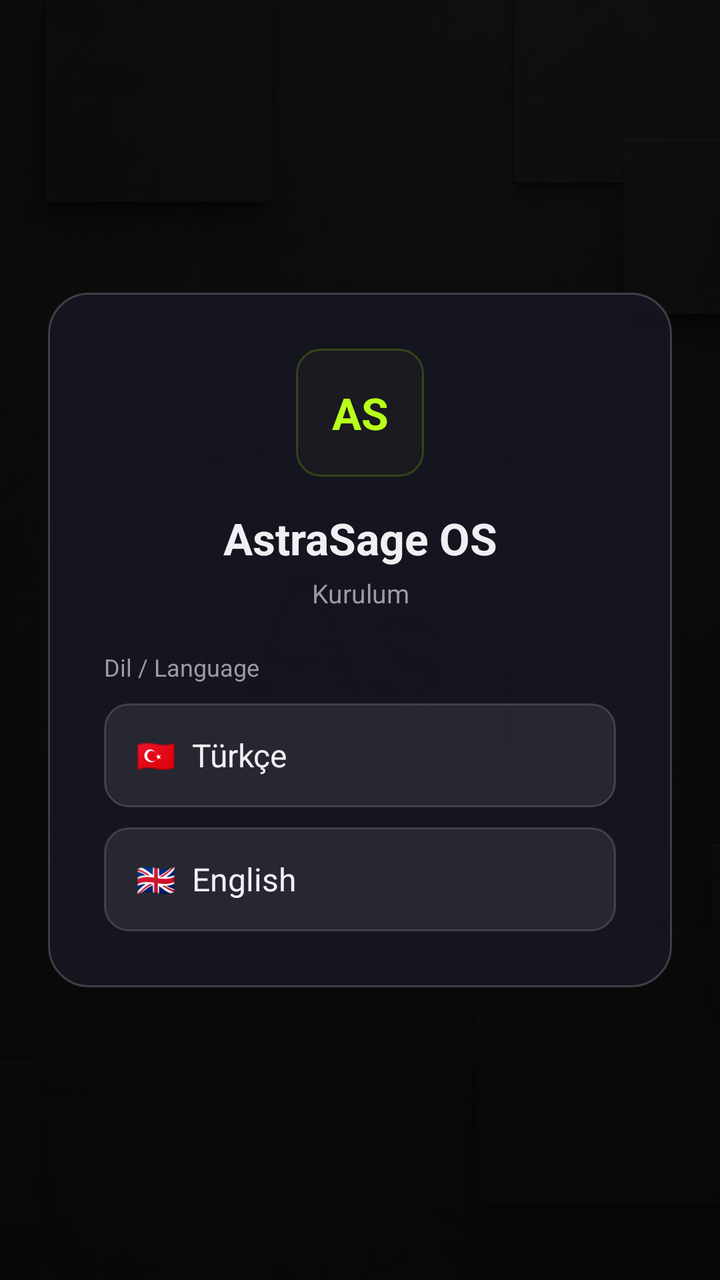
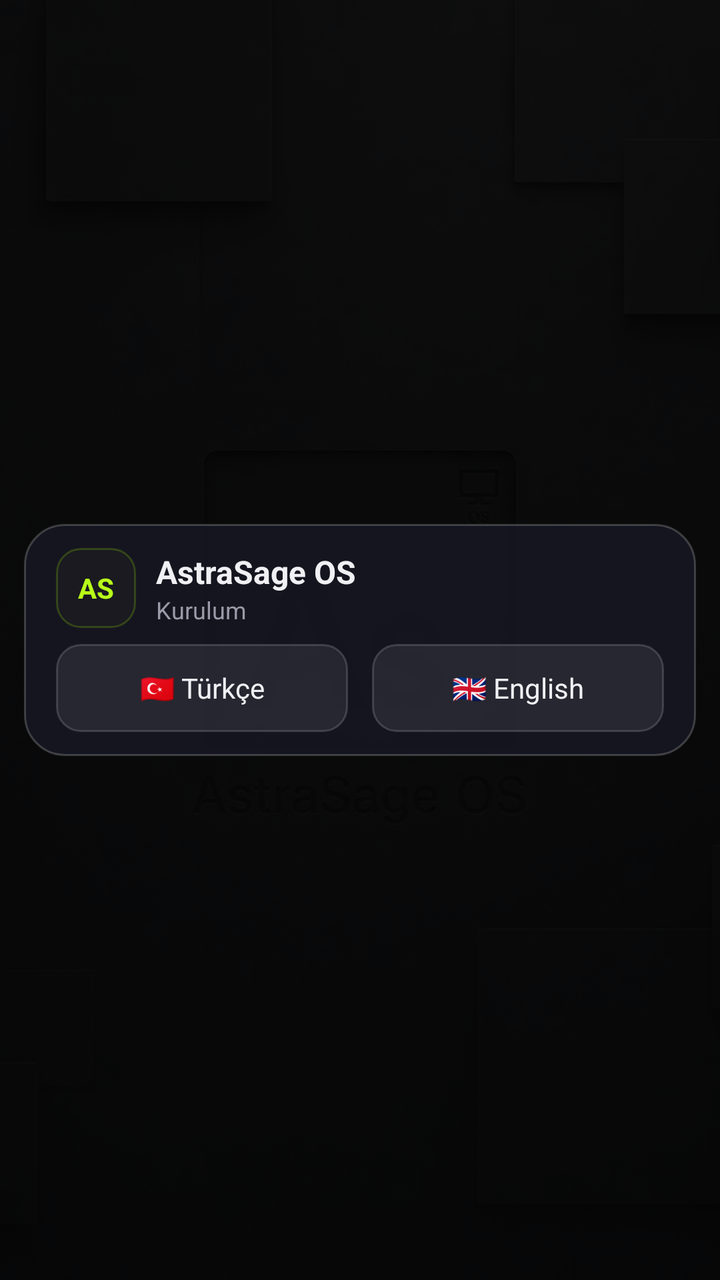

Two renders of the same Android screen: before a commit and after it. Below are the layout's source before the change and the commit's diff.
<!-- AndroidManifest.xml: activity theme Theme.AstraSageOS -->
<!-- res/layout/activity_setup.xml -->
<?xml version="1.0" encoding="utf-8"?>
<FrameLayout xmlns:android="http://schemas.android.com/apk/res/android"
    android:layout_width="match_parent"
    android:layout_height="match_parent"
    android:background="@color/bg_deep">

    <ImageView
        android:layout_width="match_parent"
        android:layout_height="match_parent"
        android:src="@drawable/wallpaper"
        android:scaleType="centerCrop"
        android:alpha="0.45"
        android:contentDescription="@null" />

    <View
        android:layout_width="match_parent"
        android:layout_height="match_parent"
        android:background="#99000000" />

    <LinearLayout
        android:layout_width="match_parent"
        android:layout_height="wrap_content"
        android:layout_gravity="center"
        android:layout_margin="24dp"
        android:orientation="vertical"
        android:background="@drawable/bg_setup_card"
        android:padding="28dp"
        android:elevation="12dp">

        <TextView
            android:layout_width="64dp"
            android:layout_height="64dp"
            android:layout_gravity="center_horizontal"
            android:gravity="center"
            android:background="@drawable/bg_start_btn"
            android:text="AS"
            android:textColor="@color/accent"
            android:textStyle="bold"
            android:textSize="22sp" />

        <TextView
            android:id="@+id/setupTitle"
            android:layout_width="match_parent"
            android:layout_height="wrap_content"
            android:layout_marginTop="16dp"
            android:gravity="center"
            android:text="AstraSage OS"
            android:textColor="@color/text"
            android:textSize="22sp"
            android:textStyle="bold" />

        <TextView
            android:id="@+id/setupSub"
            android:layout_width="match_parent"
            android:layout_height="wrap_content"
            android:layout_marginTop="4dp"
            android:layout_marginBottom="20dp"
            android:gravity="center"
            android:text="Kurulum"
            android:textColor="@color/text_dim"
            android:textSize="13sp" />

        
        <LinearLayout
            android:id="@+id/stepLang"
            android:layout_width="match_parent"
            android:layout_height="wrap_content"
            android:orientation="vertical">

            <TextView
                android:layout_width="match_parent"
                android:layout_height="wrap_content"
                android:text="Dil / Language"
                android:textColor="@color/text_dim"
                android:textSize="12sp"
                android:layout_marginBottom="10dp" />

            <TextView
                android:id="@+id/btnTr"
                android:layout_width="match_parent"
                android:layout_height="52dp"
                android:gravity="center_vertical"
                android:paddingStart="16dp"
                android:layout_marginBottom="10dp"
                android:background="@drawable/bg_choice"
                android:text="🇹🇷  Türkçe"
                android:textColor="@color/text"
                android:textSize="16sp" />

            <TextView
                android:id="@+id/btnEn"
                android:layout_width="match_parent"
                android:layout_height="52dp"
                android:gravity="center_vertical"
                android:paddingStart="16dp"
                android:background="@drawable/bg_choice"
                android:text="🇬🇧  English"
                android:textColor="@color/text"
                android:textSize="16sp" />
        </LinearLayout>

        
        <LinearLayout
            android:id="@+id/stepAccount"
            android:layout_width="match_parent"
            android:layout_height="wrap_content"
            android:orientation="vertical"
            android:visibility="gone">

            <TextView
                android:layout_width="match_parent"
                android:layout_height="wrap_content"
                android:text="Kullanıcı adı"
                android:textColor="@color/text_dim"
                android:textSize="12sp" />

            <EditText
                android:id="@+id/inputUser"
                android:layout_width="match_parent"
                android:layout_height="48dp"
                android:layout_marginTop="6dp"
                android:layout_marginBottom="12dp"
                android:background="@drawable/bg_search"
                android:paddingStart="14dp"
                android:paddingEnd="14dp"
                android:textColor="@color/text"
                android:textColorHint="@color/text_dim"
                android:hint="ör. ahmet"
                android:inputType="text"
                android:maxLines="1"
                android:textSize="14sp" />

            <TextView
                android:layout_width="match_parent"
                android:layout_height="wrap_content"
                android:text="Şifre"
                android:textColor="@color/text_dim"
                android:textSize="12sp" />

            <EditText
                android:id="@+id/inputPass"
                android:layout_width="match_parent"
                android:layout_height="48dp"
                android:layout_marginTop="6dp"
                android:layout_marginBottom="8dp"
                android:background="@drawable/bg_search"
                android:paddingStart="14dp"
                android:paddingEnd="14dp"
                android:textColor="@color/text"
                android:textColorHint="@color/text_dim"
                android:hint="en az 3 karakter"
                android:inputType="textPassword"
                android:maxLines="1"
                android:textSize="14sp" />

            <TextView
                android:id="@+id/setupErr"
                android:layout_width="match_parent"
                android:layout_height="wrap_content"
                android:textColor="@color/danger"
                android:textSize="12sp"
                android:gravity="center"
                android:minHeight="18dp" />

            <TextView
                android:id="@+id/btnFinish"
                android:layout_width="match_parent"
                android:layout_height="48dp"
                android:layout_marginTop="10dp"
                android:gravity="center"
                android:background="@drawable/bg_primary_btn"
                android:text="Giriş Yap"
                android:textColor="@color/bg_deep"
                android:textStyle="bold"
                android:textSize="15sp" />

            <TextView
                android:id="@+id/btnReset"
                android:layout_width="match_parent"
                android:layout_height="40dp"
                android:layout_marginTop="8dp"
                android:gravity="center"
                android:text="Hesabı sıfırla"
                android:textColor="@color/text_dim"
                android:textSize="13sp" />
        </LinearLayout>
    </LinearLayout>
</FrameLayout>
<!-- resources referenced by this layout -->
<resources>
  <color name="accent">#B8FF1A</color>
  <color name="bg_deep">#050507</color>
  <color name="danger">#FF4D6A</color>
  <color name="text">#F0F0F4</color>
  <color name="text_dim">#9A9AA8</color>
  <!-- drawable bg_choice (drawable) -->
  <?xml version="1.0" encoding="utf-8"?>
  <shape xmlns:android="http://schemas.android.com/apk/res/android"
      android:shape="rectangle">
      <solid android:color="#14FFFFFF" />
      <corners android:radius="12dp" />
      <stroke android:width="1dp" android:color="#28FFFFFF" />
  </shape>
  <!-- drawable bg_primary_btn (drawable) -->
  <?xml version="1.0" encoding="utf-8"?>
  <shape xmlns:android="http://schemas.android.com/apk/res/android"
      android:shape="rectangle">
      <gradient
          android:angle="135"
          android:startColor="#C8FF40"
          android:endColor="#7ACC00" />
      <corners android:radius="12dp" />
  </shape>
  <!-- drawable bg_search (drawable) -->
  <?xml version="1.0" encoding="utf-8"?>
  <shape xmlns:android="http://schemas.android.com/apk/res/android"
      android:shape="rectangle">
      <solid android:color="#CC12121A" />
      <corners android:radius="14dp" />
      <stroke android:width="1dp" android:color="#28FFFFFF" />
  </shape>
  <!-- drawable bg_setup_card (drawable) -->
  <?xml version="1.0" encoding="utf-8"?>
  <shape xmlns:android="http://schemas.android.com/apk/res/android"
      android:shape="rectangle">
      <solid android:color="#F0161620" />
      <corners android:radius="20dp" />
      <stroke android:width="1dp" android:color="#33FFFFFF" />
  </shape>
  <!-- drawable bg_start_btn (drawable) -->
  <?xml version="1.0" encoding="utf-8"?>
  <shape xmlns:android="http://schemas.android.com/apk/res/android"
      android:shape="rectangle">
      <solid android:color="#1A1A20" />
      <corners android:radius="12dp" />
      <stroke android:width="1dp" android:color="#33A8FF00" />
  </shape>
  <!-- drawable wallpaper: png bitmap (drawable, 35349 bytes) -->
  <style name="Theme.AstraSageOS" parent="Theme.MaterialComponents.DayNight.NoActionBar">
          <item name="colorPrimary">@color/accent</item>
          <item name="colorPrimaryVariant">@color/accent_dim</item>
          <item name="colorOnPrimary">@color/bg_deep</item>
          <item name="android:statusBarColor">@color/bg_deep</item>
          <item name="android:navigationBarColor">@color/bg_deep</item>
          <item name="android:windowBackground">@color/bg_deep</item>
          <item name="android:windowLightStatusBar">false</item>
      </style>
  <color name="accent_dim">#7ACC00</color>
</resources>

<!-- the commit's change to res/layout/activity_setup.xml (unified diff, before → after) -->
@@ -9,7 +9,7 @@
         android:layout_height="match_parent"
         android:src="@drawable/wallpaper"
         android:scaleType="centerCrop"
-        android:alpha="0.45"
+        android:alpha="0.4"
         android:contentDescription="@null" />
 
     <View
@@ -17,172 +17,194 @@
         android:layout_height="match_parent"
         android:background="#99000000" />
 
-    <LinearLayout
+    
+    <ScrollView
         android:layout_width="match_parent"
-        android:layout_height="wrap_content"
-        android:layout_gravity="center"
-        android:layout_margin="24dp"
-        android:orientation="vertical"
-        android:background="@drawable/bg_setup_card"
-        android:padding="28dp"
-        android:elevation="12dp">
-
-        <TextView
-            android:layout_width="64dp"
-            android:layout_height="64dp"
-            android:layout_gravity="center_horizontal"
-            android:gravity="center"
-            android:background="@drawable/bg_start_btn"
-            android:text="AS"
-            android:textColor="@color/accent"
-            android:textStyle="bold"
-            android:textSize="22sp" />
-
-        <TextView
-            android:id="@+id/setupTitle"
+        android:layout_height="match_parent"
+        android:fillViewport="true"
+        android:padding="12dp">
+
+        <LinearLayout
             android:layout_width="match_parent"
             android:layout_height="wrap_content"
-            android:layout_marginTop="16dp"
-            android:gravity="center"
-            android:text="AstraSage OS"
-            android:textColor="@color/text"
-            android:textSize="22sp"
-            android:textStyle="bold" />
-
-        <TextView
-            android:id="@+id/setupSub"
-            android:layout_width="match_parent"
-            android:layout_height="wrap_content"
-            android:layout_marginTop="4dp"
-            android:layout_marginBottom="20dp"
-            android:gravity="center"
-            android:text="Kurulum"
-            android:textColor="@color/text_dim"
-            android:textSize="13sp" />
-
-        
-        <LinearLayout
-            android:id="@+id/stepLang"
-            android:layout_width="match_parent"
-            android:layout_height="wrap_content"
-            android:orientation="vertical">
-
-            <TextView
-                android:layout_width="match_parent"
+            android:layout_gravity="center"
+            android:gravity="center">
+
+            <LinearLayout
+                android:layout_width="0dp"
                 android:layout_height="wrap_content"
-                android:text="Dil / Language"
-                android:textColor="@color/text_dim"
-                android:textSize="12sp"
-                android:layout_marginBottom="10dp" />
-
-            <TextView
-                android:id="@+id/btnTr"
-                android:layout_width="match_parent"
-                android:layout_height="52dp"
-                android:gravity="center_vertical"
+                android:layout_weight="1"
+                android:maxWidth="420dp"
+                android:orientation="vertical"
+                android:background="@drawable/bg_setup_card"
                 android:paddingStart="16dp"
-                android:layout_marginBottom="10dp"
-                android:background="@drawable/bg_choice"
-                android:text="🇹🇷  Türkçe"
-                android:textColor="@color/text"
-                android:textSize="16sp" />
-
-            <TextView
-                android:id="@+id/btnEn"
-                android:layout_width="match_parent"
-                android:layout_height="52dp"
-                android:gravity="center_vertical"
-                android:paddingStart="16dp"
-                android:background="@drawable/bg_choice"
-                android:text="🇬🇧  English"
-                android:textColor="@color/text"
-                android:textSize="16sp" />
+                android:paddingEnd="16dp"
+                android:paddingTop="12dp"
+                android:paddingBottom="12dp"
+                android:elevation="12dp">
+
+                <LinearLayout
+                    android:layout_width="match_parent"
+                    android:layout_height="wrap_content"
+                    android:orientation="horizontal"
+                    android:gravity="center_vertical"
+                    android:layout_marginBottom="8dp">
+
+                    <TextView
+                        android:layout_width="40dp"
+                        android:layout_height="40dp"
+                        android:gravity="center"
+                        android:background="@drawable/bg_start_btn"
+                        android:text="AS"
+                        android:textColor="@color/accent"
+                        android:textStyle="bold"
+                        android:textSize="14sp" />
+
+                    <LinearLayout
+                        android:layout_width="0dp"
+                        android:layout_height="wrap_content"
+                        android:layout_weight="1"
+                        android:orientation="vertical"
+                        android:layout_marginStart="10dp">
+
+                        <TextView
+                            android:id="@+id/setupTitle"
+                            android:layout_width="match_parent"
+                            android:layout_height="wrap_content"
+                            android:text="AstraSage OS"
+                            android:textColor="@color/text"
+                            android:textSize="16sp"
+                            android:textStyle="bold" />
+
+                        <TextView
+                            android:id="@+id/setupSub"
+                            android:layout_width="match_parent"
+                            android:layout_height="wrap_content"
+                            android:text="Kurulum"
+                            android:textColor="@color/text_dim"
+                            android:textSize="12sp" />
+                    </LinearLayout>
+                </LinearLayout>
+
+                
+                <LinearLayout
+                    android:id="@+id/stepLang"
+                    android:layout_width="match_parent"
+                    android:layout_height="wrap_content"
+                    android:orientation="horizontal">
+
+                    <TextView
+                        android:id="@+id/btnTr"
+                        android:layout_width="0dp"
+                        android:layout_height="44dp"
+                        android:layout_weight="1"
+                        android:layout_marginEnd="6dp"
+                        android:gravity="center"
+                        android:background="@drawable/bg_choice"
+                        android:text="🇹🇷 Türkçe"
+                        android:textColor="@color/text"
+                        android:textSize="14sp" />
+
+                    <TextView
+                        android:id="@+id/btnEn"
+                        android:layout_width="0dp"
+                        android:layout_height="44dp"
+                        android:layout_weight="1"
+                        android:layout_marginStart="6dp"
+                        android:gravity="center"
+                        android:background="@drawable/bg_choice"
+                        android:text="🇬🇧 English"
+                        android:textColor="@color/text"
+                        android:textSize="14sp" />
+                </LinearLayout>
+
+                
+                <LinearLayout
+                    android:id="@+id/stepAccount"
+                    android:layout_width="match_parent"
+                    android:layout_height="wrap_content"
+                    android:orientation="vertical"
+                    android:visibility="gone">
+
+                    <TextView
+                        android:layout_width="match_parent"
+                        android:layout_height="wrap_content"
+                        android:text="Kullanıcı adı"
+                        android:textColor="@color/text_dim"
+                        android:textSize="11sp" />
+
+                    <EditText
+                        android:id="@+id/inputUser"
+                        android:layout_width="match_parent"
+                        android:layout_height="40dp"
+                        android:layout_marginTop="4dp"
+                        android:layout_marginBottom="8dp"
+                        android:background="@drawable/bg_search"
+                        android:paddingStart="12dp"
+                        android:paddingEnd="12dp"
+                        android:textColor="@color/text"
+                        android:textColorHint="@color/text_dim"
+                        android:hint="ör. ahmet"
+                        android:inputType="text"
+                        android:maxLines="1"
+                        android:textSize="13sp" />
+
+                    <TextView
+                        android:layout_width="match_parent"
+                        android:layout_height="wrap_content"
+                        android:text="Şifre"
+                        android:textColor="@color/text_dim"
+                        android:textSize="11sp" />
+
+                    <EditText
+                        android:id="@+id/inputPass"
+                        android:layout_width="match_parent"
+                        android:layout_height="40dp"
+                        android:layout_marginTop="4dp"
+                        android:layout_marginBottom="6dp"
+                        android:background="@drawable/bg_search"
+                        android:paddingStart="12dp"
+                        android:paddingEnd="12dp"
+                        android:textColor="@color/text"
+                        android:textColorHint="@color/text_dim"
+                        android:hint="en az 3 karakter"
+                        android:inputType="textPassword"
+                        android:maxLines="1"
+                        android:textSize="13sp"
+                        android:imeOptions="actionDone" />
+
+                    <TextView
+                        android:id="@+id/setupErr"
+                        android:layout_width="match_parent"
+                        android:layout_height="wrap_content"
+                        android:textColor="@color/danger"
+                        android:textSize="11sp"
+                        android:gravity="center"
+                        android:minHeight="14dp" />
+
+                    <TextView
+                        android:id="@+id/btnFinish"
+                        android:layout_width="match_parent"
+                        android:layout_height="42dp"
+                        android:layout_marginTop="6dp"
+                        android:gravity="center"
+                        android:background="@drawable/bg_primary_btn"
+                        android:text="Giriş Yap"
+                        android:textColor="@color/bg_deep"
+                        android:textStyle="bold"
+                        android:textSize="14sp" />
+
+                    <TextView
+                        android:id="@+id/btnReset"
+                        android:layout_width="match_parent"
+                        android:layout_height="32dp"
+                        android:layout_marginTop="4dp"
+                        android:gravity="center"
+                        android:text="Hesabı sıfırla"
+                        android:textColor="@color/text_dim"
+                        android:textSize="12sp" />
+                </LinearLayout>
+            </LinearLayout>
         </LinearLayout>
-
-        
-        <LinearLayout
-            android:id="@+id/stepAccount"
-            android:layout_width="match_parent"
-            android:layout_height="wrap_content"
-            android:orientation="vertical"
-            android:visibility="gone">
-
-            <TextView
-                android:layout_width="match_parent"
-                android:layout_height="wrap_content"
-                android:text="Kullanıcı adı"
-                android:textColor="@color/text_dim"
-                android:textSize="12sp" />
-
-            <EditText
-                android:id="@+id/inputUser"
-                android:layout_width="match_parent"
-                android:layout_height="48dp"
-                android:layout_marginTop="6dp"
-                android:layout_marginBottom="12dp"
-                android:background="@drawable/bg_search"
-                android:paddingStart="14dp"
-                android:paddingEnd="14dp"
-                android:textColor="@color/text"
-                android:textColorHint="@color/text_dim"
-                android:hint="ör. ahmet"
-                android:inputType="text"
-                android:maxLines="1"
-                android:textSize="14sp" />
-
-            <TextView
-                android:layout_width="match_parent"
-                android:layout_height="wrap_content"
-                android:text="Şifre"
-                android:textColor="@color/text_dim"
-                android:textSize="12sp" />
-
-            <EditText
-                android:id="@+id/inputPass"
-                android:layout_width="match_parent"
-                android:layout_height="48dp"
-                android:layout_marginTop="6dp"
-                android:layout_marginBottom="8dp"
-                android:background="@drawable/bg_search"
-                android:paddingStart="14dp"
-                android:paddingEnd="14dp"
-                android:textColor="@color/text"
-                android:textColorHint="@color/text_dim"
-                android:hint="en az 3 karakter"
-                android:inputType="textPassword"
-                android:maxLines="1"
-                android:textSize="14sp" />
-
-            <TextView
-                android:id="@+id/setupErr"
-                android:layout_width="match_parent"
-                android:layout_height="wrap_content"
-                android:textColor="@color/danger"
-                android:textSize="12sp"
-                android:gravity="center"
-                android:minHeight="18dp" />
-
-            <TextView
-                android:id="@+id/btnFinish"
-                android:layout_width="match_parent"
-                android:layout_height="48dp"
-                android:layout_marginTop="10dp"
-                android:gravity="center"
-                android:background="@drawable/bg_primary_btn"
-                android:text="Giriş Yap"
-                android:textColor="@color/bg_deep"
-                android:textStyle="bold"
-                android:textSize="15sp" />
-
-            <TextView
-                android:id="@+id/btnReset"
-                android:layout_width="match_parent"
-                android:layout_height="40dp"
-                android:layout_marginTop="8dp"
-                android:gravity="center"
-                android:text="Hesabı sıfırla"
-                android:textColor="@color/text_dim"
-                android:textSize="13sp" />
-        </LinearLayout>
-    </LinearLayout>
+    </ScrollView>
 </FrameLayout>
